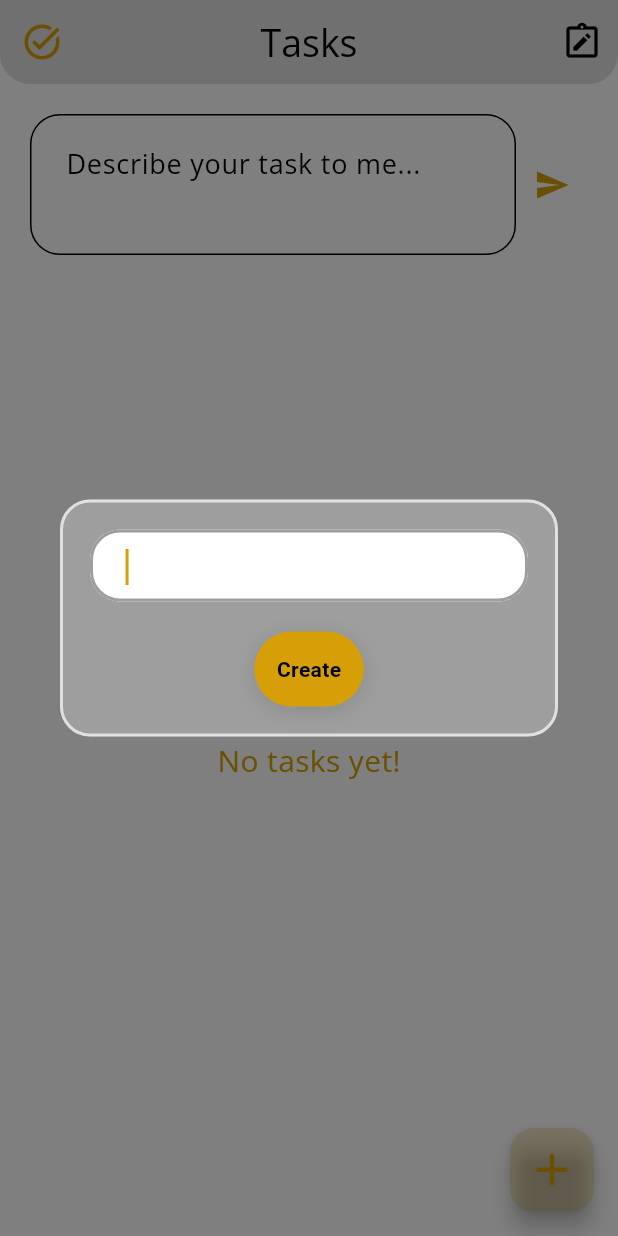
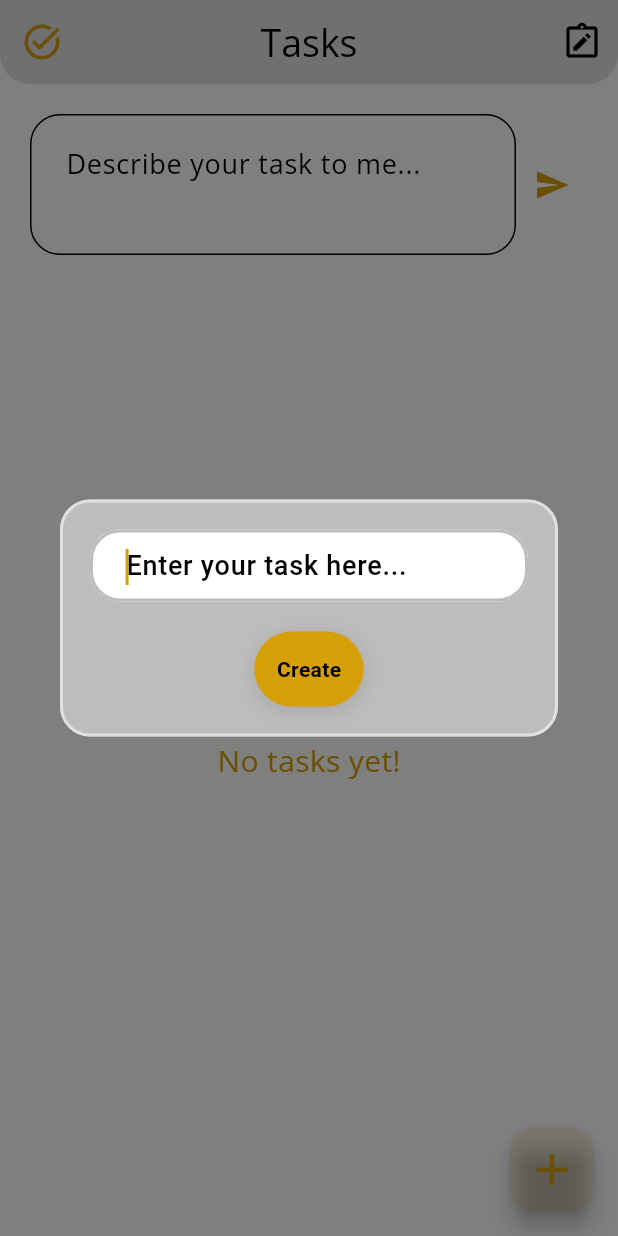
Before and after one commit to PrAsAnNaRePo/GroqNotes, a Flutter app: the TaskPage screen opened directly, after a tap on the "add" icon, on a phone screen of 412 x 824 dp. Run offline on Flutter 3.47's test engine with Material 3 defaults, Android fonts, the phone set to English and light mode, and no system bars; our stand-ins replace flutter_dotenv, flutter_slidable, google_fonts, isar, popover, shimmer; accounts and stored records are empty; generated files the repository leaves out were written again.

Commit message:
fix some coloring issues and made it clean

```diff
--- a/lib/pages/create_note.dart
+++ b/lib/pages/create_note.dart
@@ -1,6 +1,7 @@
 import 'package:flutter/material.dart';
 import 'package:google_fonts/google_fonts.dart';
 import 'package:groq_some_notes/database/groq_tasks.dart';
+import 'package:groq_some_notes/utils/convert_int_mon_to_string.dart';
 import 'package:groq_some_notes/utils/get_llm_response.dart';
 import 'package:provider/provider.dart';
 import 'package:shimmer/shimmer.dart';
@@ -114,7 +115,7 @@ class _CreateNotesState extends State<CreateNotes> {
         child: Column(
           children: [
             Padding(
-              padding: const EdgeInsets.only(top: 8, left: 8, right: 8),
+              padding: const EdgeInsets.only(top: 8, left: 12, right: 8),
               child: TextField(
                 cursorColor: Theme.of(context).colorScheme.secondary,
                 controller: titleController,
@@ -139,7 +140,7 @@ class _CreateNotesState extends State<CreateNotes> {
               child: Row(
                 children: [
                   Text(
-                    "${DateTime.now().day}/${DateTime.now().month}  ${DateTime.now().hour}:${DateTime.now().minute}",
+                    "${DateTime.now().day} ${monthNames[DateTime.now().month]}  ${DateTime.now().hour}:${DateTime.now().minute}",
                     style: GoogleFonts.roboto(
                         fontSize: 16,
                         color: Theme.of(context).colorScheme.secondary),
--- a/lib/pages/notes.dart
+++ b/lib/pages/notes.dart
@@ -153,7 +153,7 @@ class _NotesPageState extends State<NotesPage> {
       ),
       floatingActionButton: FloatingActionButton(
         backgroundColor:
-            Theme.of(context).colorScheme.secondary.withOpacity(0.2),
+            Theme.of(context).colorScheme.secondary.withOpacity(0.1),
         onPressed: () {
           Navigator.push(
             context,
--- a/lib/pages/tasks.dart
+++ b/lib/pages/tasks.dart
@@ -77,7 +77,7 @@ class _TaskPageState extends State<TaskPage>
       ),
       floatingActionButton: FloatingActionButton(
         backgroundColor:
-            Theme.of(context).colorScheme.secondary.withOpacity(0.2),
+            Theme.of(context).colorScheme.secondary.withOpacity(0.1),
         onPressed: () {
           showGeneralDialog(
             context: context,
@@ -111,10 +111,9 @@ class _TaskPageState extends State<TaskPage>
                           controller: manualTaskController,
                           decoration: InputDecoration(
                             hintText: "Enter your task here...",
-                            hintStyle: TextStyle(
+                            hintStyle: const TextStyle(
                               fontSize: 18,
                               fontWeight: FontWeight.w500,
-                              color: Theme.of(context).colorScheme.onPrimary,
                             ),
                             border: OutlineInputBorder(
                               borderRadius: BorderRadius.circular(20),
@@ -213,11 +212,11 @@ class _TaskPageState extends State<TaskPage>
                     onPressed: () {
                       if (aiTaskController.text.isNotEmpty) {
                         setState(() {
-                          aiTaskController.clear();
                           FocusScope.of(context).unfocus();
                           _futureResponse = getTasksList(
                               "Create a task list for:\n${aiTaskController.text}");
                         });
+                        aiTaskController.clear();
                       }
                     },
                     icon: Icon(
@@ -239,6 +238,7 @@ class _TaskPageState extends State<TaskPage>
                     return Shimmer.fromColors(
                       baseColor: Colors.grey.shade700,
                       highlightColor: Colors.grey.shade400,
+                      child: Center(
                         child: ListView.builder(
                           itemCount: currentTasks.length,
                           itemBuilder: (context, index) {
@@ -246,6 +246,13 @@ class _TaskPageState extends State<TaskPage>
                               task: currentTasks[index],
                             );
                           },
+                        ),
+                      ),
+                    );
+                  } else {
+                    return Center(
+                      child: CircularProgressIndicator(
+                        color: Theme.of(context).colorScheme.secondary,
                       ),
                     );
                   }
@@ -264,7 +271,9 @@ class _TaskPageState extends State<TaskPage>
                 }
                 context.read<GroqTasksDatabase>().fetchTasks();
                 return currentTasks.isNotEmpty
-                    ? ListView.builder(
+                    ? Center(
+                        child: Center(
+                          child: ListView.builder(
                             padding: const EdgeInsets.all(5),
                             itemCount: currentTasks.length,
                             itemBuilder: (context, index) {
@@ -272,6 +281,8 @@ class _TaskPageState extends State<TaskPage>
                                 task: currentTasks[index],
                               );
                             },
+                          ),
+                        ),
                       )
                     : Center(
                         child: Text(
--- a/lib/theme/light_mode.dart
+++ b/lib/theme/light_mode.dart
@@ -3,7 +3,7 @@ import 'package:flutter/material.dart';
 ThemeData lightMode = ThemeData(
   colorScheme: ColorScheme.light(
       background: Colors.grey.shade300,
-      primary: Colors.grey.shade500,
+      primary: Colors.grey.shade400,
       secondary: const Color.fromARGB(255, 214, 159, 8),
       inversePrimary: Colors.black),
 );
```
Lines whose indentation alone changed are shown as unchanged.
